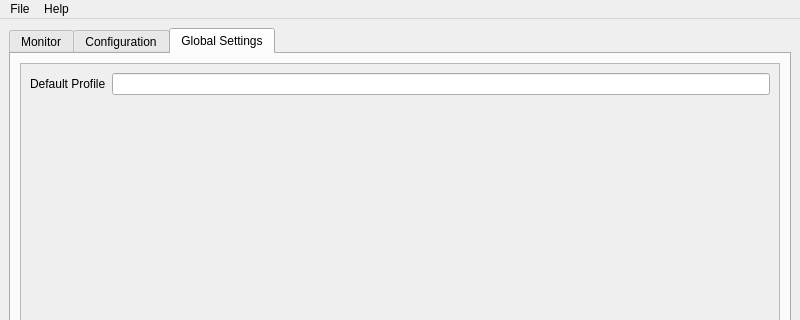
The window that ui/manager.ui (nalquas/vokey) describes before a commit, drawn with Qt 5; both pictures show x 0 to 800 and y 0 to 320 of the 800 by 600 pixel window.
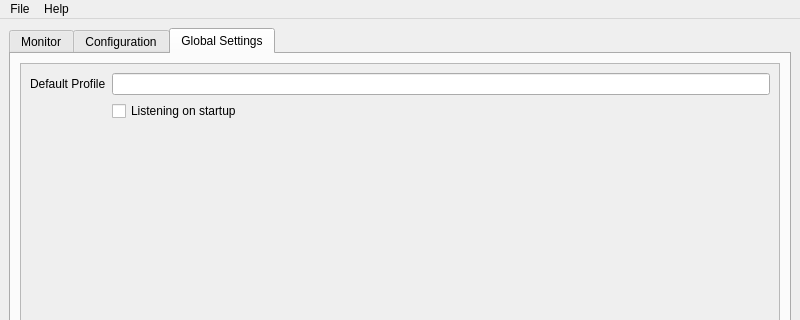
The same window after the commit. The open tabs and pages were chosen to show the change. Icons and pictures are not drawn.

Commit message: Communication between service/manager mostly done

Diff of the .ui file:
```diff
--- a/ui/manager.ui
+++ b/ui/manager.ui
@@ -438,8 +438,8 @@
             <rect>
              <x>0</x>
              <y>0</y>
-             <width>155</width>
-             <height>44</height>
+             <width>764</width>
+             <height>467</height>
             </rect>
            </property>
            <layout class="QFormLayout" name="formLayout_2">
@@ -457,6 +457,13 @@
               </property>
              </widget>
             </item>
+            <item row="1" column="1">
+             <widget class="QCheckBox" name="checkBox_global_listening">
+              <property name="text">
+               <string>Listening on startup</string>
+              </property>
+             </widget>
+            </item>
            </layout>
           </widget>
          </widget>
```
Left out of the diff: 23 changed lines with no effect on the pictures. The commit also changes 6 other files.
